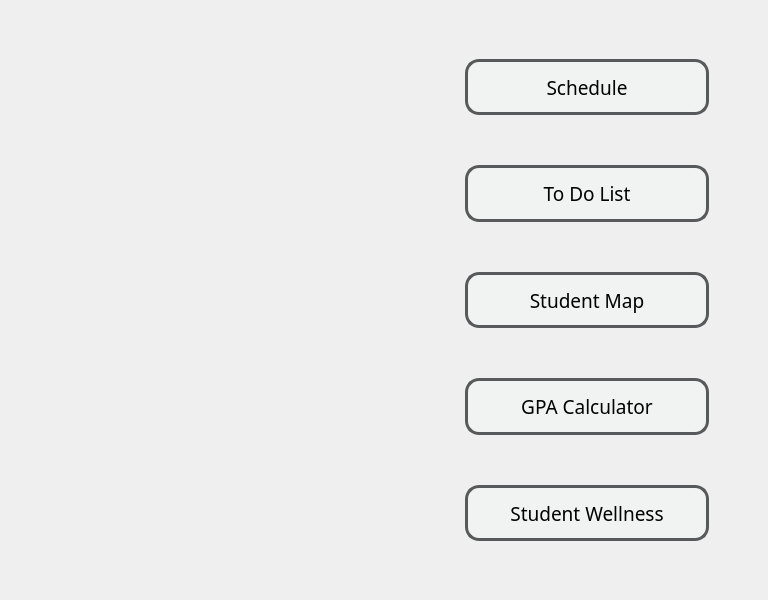
Old version of the form qyoumain/mainwindow.ui in the repository 04mohammadaziz/Qyou.
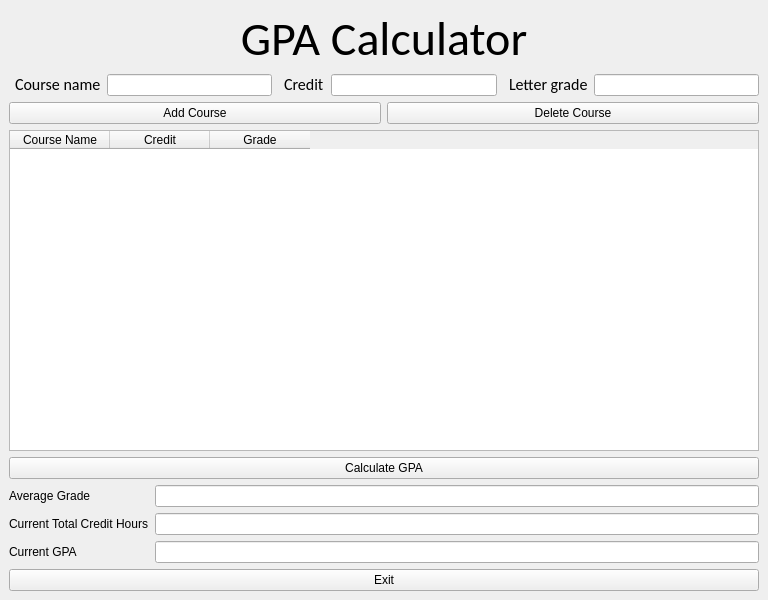
New version of the form. Icons and pictures are not drawn.

Commit message: added baseline non functional gpa calculator

What changed in the file:
```diff
--- a/qyoumain/mainwindow.ui
+++ b/qyoumain/mainwindow.ui
@@ -36,7 +36,7 @@
 </string>
       </property>
       <property name="currentIndex">
-       <number>0</number>
+       <number>2</number>
       </property>
       <widget class="QWidget" name="main">
        <property name="sizePolicy">
@@ -609,6 +609,202 @@
         </item>
        </layout>
       </widget>
+      <widget class="QWidget" name="GPACalculator">
+       <layout class="QVBoxLayout" name="verticalLayout_7">
+        <item>
+         <widget class="QLabel" name="label">
+          <property name="font">
+           <font>
+            <family>Calibri</family>
+            <pointsize>36</pointsize>
+           </font>
+          </property>
+          <property name="text">
+           <string>&lt;html&gt;&lt;head/&gt;&lt;body&gt;&lt;p align=&quot;center&quot;&gt;GPA Calculator&lt;/p&gt;&lt;/body&gt;&lt;/html&gt;</string>
+          </property>
+         </widget>
+        </item>
+        <item>
+         <layout class="QHBoxLayout" name="horizontalLayout_6">
+          <item>
+           <widget class="QWidget" name="widget_3" native="true">
+            <property name="styleSheet">
+             <string notr="true"/>
+            </property>
+           </widget>
+          </item>
+          <item>
+           <widget class="QLabel" name="label_5">
+            <property name="font">
+             <font>
+              <family>Calibri</family>
+              <pointsize>12</pointsize>
+             </font>
+            </property>
+            <property name="text">
+             <string>&lt;html&gt;&lt;head/&gt;&lt;body&gt;&lt;p&gt;Course name&lt;/p&gt;&lt;/body&gt;&lt;/html&gt;</string>
+            </property>
+            <property name="textFormat">
+             <enum>Qt::AutoText</enum>
+            </property>
+           </widget>
+          </item>
+          <item>
+           <widget class="QLineEdit" name="newName"/>
+          </item>
+          <item>
+           <widget class="QWidget" name="widget_2" native="true">
+            <property name="styleSheet">
+             <string notr="true"/>
+            </property>
+           </widget>
+          </item>
+          <item>
+           <widget class="QLabel" name="label_3">
+            <property name="font">
+             <font>
+              <family>Calibri</family>
+              <pointsize>12</pointsize>
+             </font>
+            </property>
+            <property name="text">
+             <string>&lt;html&gt;&lt;head/&gt;&lt;body&gt;&lt;p&gt;Credit&lt;/p&gt;&lt;/body&gt;&lt;/html&gt;</string>
+            </property>
+            <property name="textFormat">
+             <enum>Qt::AutoText</enum>
+            </property>
+           </widget>
+          </item>
+          <item>
+           <widget class="QLineEdit" name="newCredit"/>
+          </item>
+          <item>
+           <widget class="QWidget" name="widget" native="true">
+            <property name="styleSheet">
+             <string notr="true"/>
+            </property>
+           </widget>
+          </item>
+          <item>
+           <widget class="QLabel" name="label_4">
+            <property name="font">
+             <font>
+              <family>Calibri</family>
+              <pointsize>12</pointsize>
+             </font>
+            </property>
+            <property name="text">
+             <string>&lt;html&gt;&lt;head/&gt;&lt;body&gt;&lt;p&gt;Letter grade&lt;/p&gt;&lt;/body&gt;&lt;/html&gt;</string>
+            </property>
+            <property name="textFormat">
+             <enum>Qt::AutoText</enum>
+            </property>
+           </widget>
+          </item>
+          <item>
+           <widget class="QLineEdit" name="newGrade"/>
+          </item>
+         </layout>
+        </item>
+        <item>
+         <layout class="QHBoxLayout" name="horizontalLayout_5">
+          <item>
+           <widget class="QPushButton" name="AddCourse">
+            <property name="text">
+             <string>Add Course</string>
+            </property>
+           </widget>
+          </item>
+          <item>
+           <widget class="QPushButton" name="DeleteCourse">
+            <property name="text">
+             <string>Delete Course</string>
+            </property>
+           </widget>
+          </item>
+         </layout>
+        </item>
+        <item>
+         <widget class="QTableWidget" name="tableWidget">
+          <column>
+           <property name="text">
+            <string>Course Name</string>
+           </property>
+          </column>
+          <column>
+           <property name="text">
+            <string>Credit</string>
+           </property>
+          </column>
+          <column>
+           <property name="text">
+            <string>Grade</string>
+           </property>
+          </column>
+         </widget>
+        </item>
+        <item>
+         <widget class="QPushButton" name="CalculateGPA">
+          <property name="text">
+           <string>Calculate GPA</string>
+          </property>
+         </widget>
+        </item>
+        <item>
+         <layout class="QVBoxLayout" name="verticalLayout_5">
+          <item>
+           <layout class="QHBoxLayout" name="horizontalLayout_4">
+            <item>
+             <layout class="QVBoxLayout" name="verticalLayout_4">
+              <item>
+               <widget class="QLabel" name="label_13">
+                <property name="text">
+                 <string>Average Grade</string>
+                </property>
+               </widget>
+              </item>
+              <item>
+               <widget class="QLabel" name="label_12">
+                <property name="text">
+                 <string>Current Total Credit Hours</string>
+                </property>
+               </widget>
+              </item>
+              <item>
+               <widget class="QLabel" name="label_11">
+                <property name="text">
+                 <string>Current GPA</string>
+                </property>
+               </widget>
+              </item>
+             </layout>
+            </item>
+            <item>
+             <layout class="QVBoxLayout" name="verticalLayout_6">
+              <item>
+               <widget class="QLineEdit" name="average"/>
+              </item>
+              <item>
+               <widget class="QLineEdit" name="total"/>
+              </item>
+              <item>
+               <widget class="QLineEdit" name="gpa"/>
+              </item>
+             </layout>
+            </item>
+           </layout>
+          </item>
+          <item>
+           <widget class="QPushButton" name="pushButton">
+            <property name="text">
+             <string>Exit</string>
+            </property>
+           </widget>
+          </item>
+         </layout>
+        </item>
+       </layout>
+      </widget>
      </widget>
     </item>
    </layout>
```
The commit also changes 4 other files.
